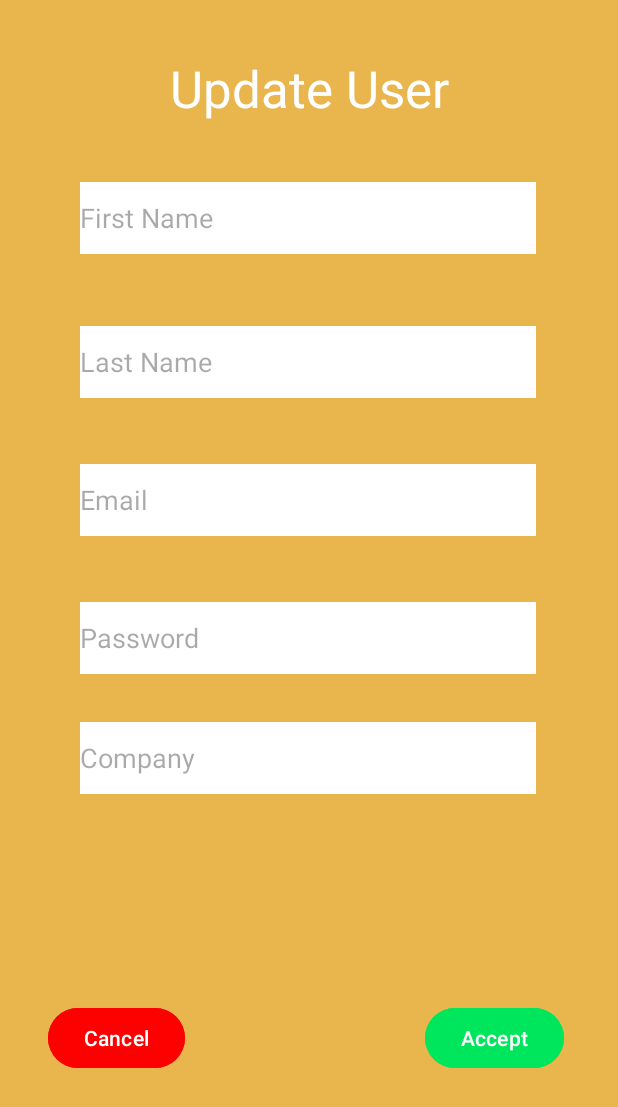
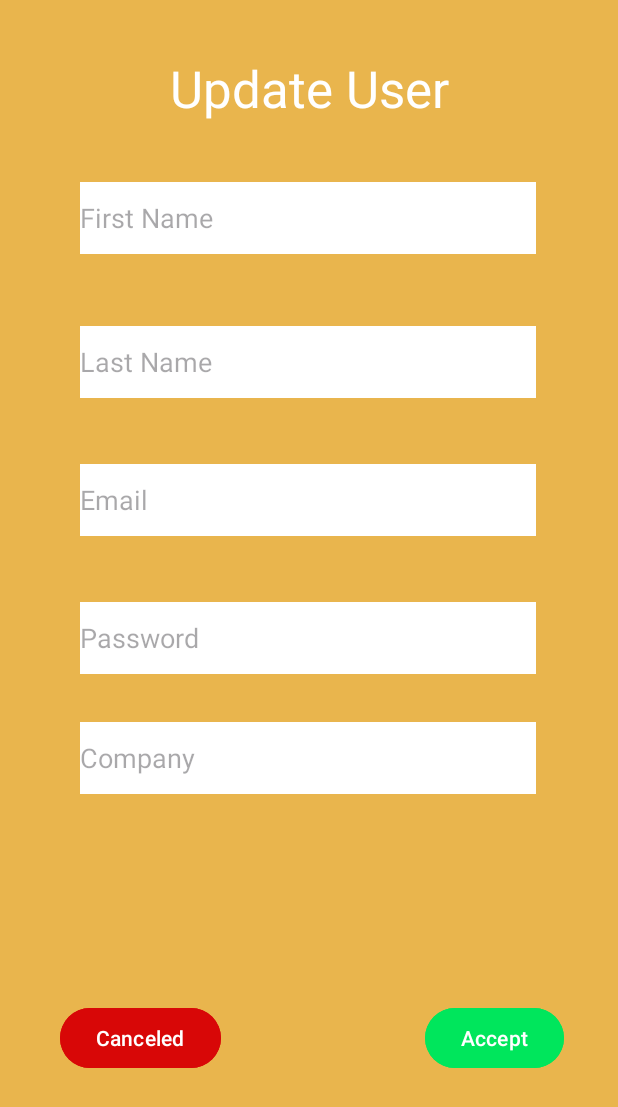
Before and after one commit to Nexware-Aplicaciones-Moviles-WX61/GastroTrack-AppMovil, an Android app: the UpdateUserActivity screen opened directly, with no data from a screen before it, on a phone screen of 412 x 824 dp. Shown: the top 1107 px of the screen. Run offline under Robolectric (Android 15) with nearby library versions, the phone set to English and light mode, and no system bars; our stand-ins replace Room's generated code; 1 statement that could not run was skipped.

Commit message:
minor change and test app

```diff
--- a/app/src/main/java/com/example/gastrotrack_appmovil/activities/UpdateUserActivity.kt
+++ b/app/src/main/java/com/example/gastrotrack_appmovil/activities/UpdateUserActivity.kt
@@ -25,6 +25,8 @@ class UpdateUserActivity : AppCompatActivity() {
     override fun onCreate(savedInstanceState: Bundle?) {
         super.onCreate(savedInstanceState)
         setContentView(R.layout.update_user)
+
+
 
         etFirstName = findViewById(R.id.etUdFirstName)
         etLastName = findViewById(R.id.etUdLastName)
@@ -54,7 +56,7 @@ class UpdateUserActivity : AppCompatActivity() {
             updateUser()
         }
 
-        val btnCanceled = findViewById<Button>(R.id.btnDeleteUser)
+        val btnCanceled = findViewById<Button>(R.id.btnCanceledUser)
         btnCanceled.setOnClickListener {
             val intent = Intent(this, ProfileActivity::class.java)
             startActivity(intent)
--- a/app/src/main/res/layout/update_user.xml
+++ b/app/src/main/res/layout/update_user.xml
@@ -92,17 +92,6 @@
         app:layout_constraintTop_toBottomOf="@+id/etUdFirstName" />
 
     <Button
-        android:id="@+id/button2"
-        android:layout_width="wrap_content"
-        android:layout_height="wrap_content"
-        android:layout_marginStart="32dp"
-        android:layout_marginBottom="108dp"
-        android:backgroundTint="#FD0000"
-        android:text="Cancel"
-        app:layout_constraintBottom_toBottomOf="parent"
-        app:layout_constraintStart_toStartOf="parent" />
-
-    <Button
         android:id="@+id/btnAcceptUser"
         android:layout_width="wrap_content"
         android:layout_height="wrap_content"
@@ -113,4 +102,15 @@
         app:layout_constraintBottom_toBottomOf="parent"
         app:layout_constraintEnd_toEndOf="parent" />
 
+    <Button
+        android:id="@+id/btnCanceledUser"
+        android:layout_width="wrap_content"
+        android:layout_height="wrap_content"
+        android:layout_marginStart="40dp"
+        android:layout_marginBottom="108dp"
+        android:backgroundTint="#D80707"
+        android:text="Canceled"
+        app:layout_constraintBottom_toBottomOf="parent"
+        app:layout_constraintStart_toStartOf="parent" />
+
 </androidx.constraintlayout.widget.ConstraintLayout>
```
